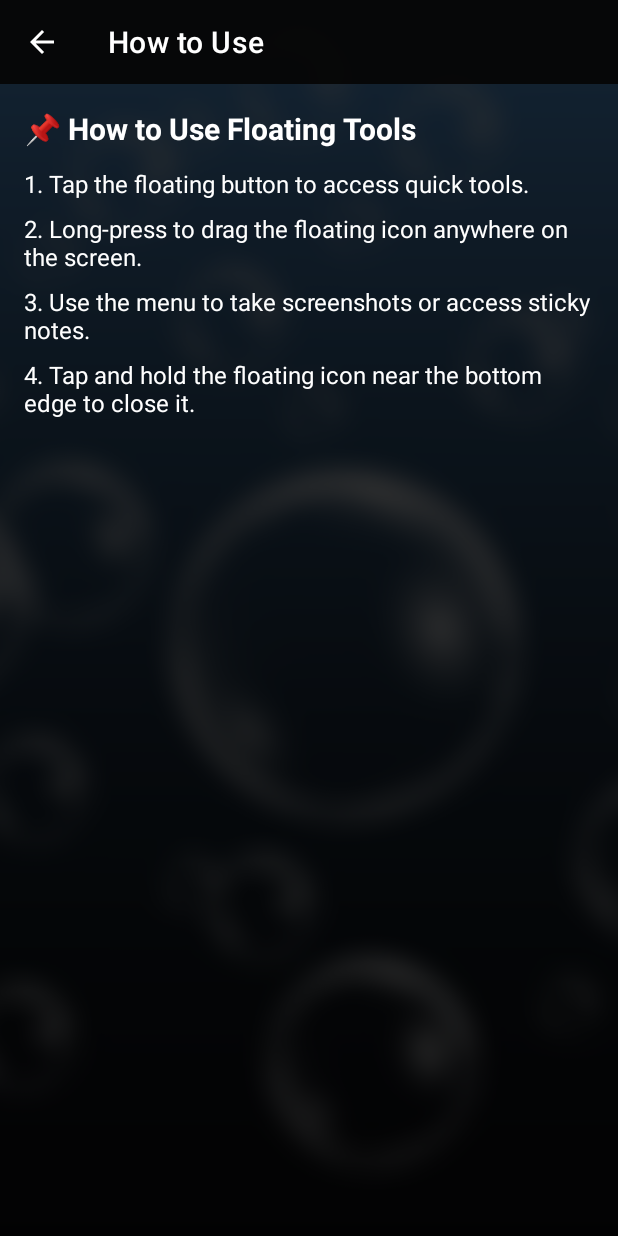
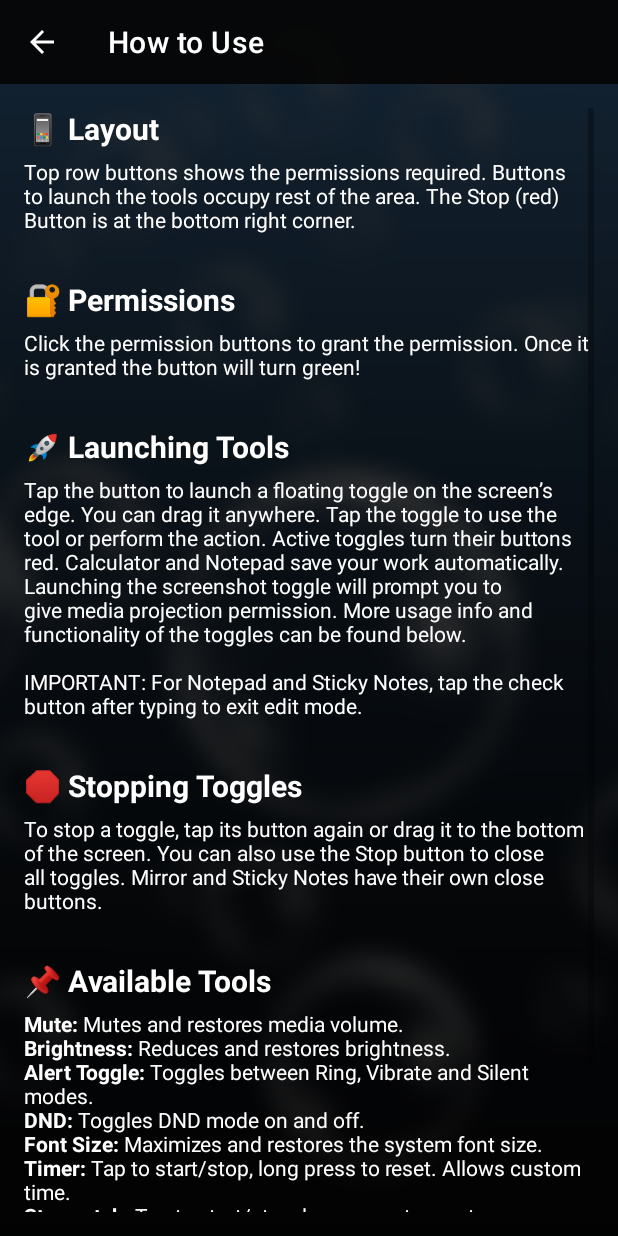
Before and after one commit to mangesh-sakordekar/Floating-Mute, an Android app: the HowToUseActivity screen opened directly, with no data from a screen before it, on a phone screen of 412 x 824 dp. Run offline under Robolectric (Android 15) with nearby library versions, the phone set to English and light mode, and no system bars.

Commit message:
Added instructions in how to use activity. Fixed bug for mute toggle.

```diff
--- a/app/src/main/java/com/example/floatingmute/FloatingButtonService.kt
+++ b/app/src/main/java/com/example/floatingmute/FloatingButtonService.kt
@@ -49,6 +49,11 @@ class FloatingButtonService : Service() {
 
         val button = floatingView!!.findViewById<ImageButton>(R.id.muteButton)
         button.alpha = 0.3f
+        previousVolume = audioManager.getStreamMaxVolume(AudioManager.STREAM_MUSIC)
+        if(audioManager.getStreamVolume(AudioManager.STREAM_MUSIC) == 0){
+            isMuted = true
+            button.setImageResource(R.drawable.ic_mute)
+        }
         enableDragAndSnap(button, params)
 
         startForegroundService()
--- a/app/src/main/java/com/example/floatingmute/HowToUseActivity.kt
+++ b/app/src/main/java/com/example/floatingmute/HowToUseActivity.kt
@@ -1,6 +1,8 @@
 package com.example.floatingtools
 
 import android.os.Bundle
+import android.text.Html
+import androidx.core.text.HtmlCompat
 import androidx.appcompat.app.AppCompatActivity
 import com.example.floatingtools.databinding.ActivityHowToUseBinding
 
@@ -24,5 +26,13 @@ class HowToUseActivity : AppCompatActivity() {
         }
 
         // You can also dynamically set the text here if needed
+
+        val txt_launch_guide = getString(R.string.how_to_use_launching)
+        val launching_text  = HtmlCompat.fromHtml(txt_launch_guide, HtmlCompat.FROM_HTML_MODE_LEGACY)
+        binding.txtHTULaunch.text = launching_text
+
+        val txt_tools_guide = getString(R.string.how_to_use_tools)
+        val tools_text  = HtmlCompat.fromHtml(txt_tools_guide, HtmlCompat.FROM_HTML_MODE_LEGACY)
+        binding.txtHTUTools.text = tools_text
     }
 }
--- a/app/src/main/res/layout/activity_how_to_use.xml
+++ b/app/src/main/res/layout/activity_how_to_use.xml
@@ -50,42 +50,87 @@
             <TextView
                 android:layout_width="match_parent"
                 android:layout_height="wrap_content"
-                android:text="📌 How to Use Floating Tools"
+                android:text="📱 Layout"
                 android:textSize="20sp"
                 android:textStyle="bold"
-                android:paddingBottom="12dp"
+                android:paddingBottom="5dp"
                 android:textColor="@color/white"/>
 
             <TextView
                 android:layout_width="match_parent"
                 android:layout_height="wrap_content"
-                android:text="1. Tap the floating button to access quick tools."
-                android:textSize="16sp"
-                android:paddingBottom="8dp"
+                android:text="@string/how_to_use_layout"
+                android:textSize="14sp"
+                android:paddingBottom="30dp"
                 android:textColor="@color/white"/>
 
             <TextView
                 android:layout_width="match_parent"
                 android:layout_height="wrap_content"
-                android:text="2. Long-press to drag the floating icon anywhere on the screen."
-                android:textSize="16sp"
-                android:paddingBottom="8dp"
+                android:text="🔐 Permissions️"
+                android:textSize="20sp"
+                android:textStyle="bold"
+                android:paddingBottom="5dp"
                 android:textColor="@color/white"/>
 
             <TextView
                 android:layout_width="match_parent"
                 android:layout_height="wrap_content"
-                android:text="3. Use the menu to take screenshots or access sticky notes."
-                android:textSize="16sp"
-                android:paddingBottom="8dp"
+                android:text="@string/how_to_use_permissions"
+                android:textSize="14sp"
+                android:paddingBottom="30dp"
                 android:textColor="@color/white"/>
 
             <TextView
                 android:layout_width="match_parent"
                 android:layout_height="wrap_content"
-                android:text="4. Tap and hold the floating icon near the bottom edge to close it."
-                android:textSize="16sp"
+                android:text="🚀 Launching Tools"
+                android:textSize="20sp"
+                android:textStyle="bold"
+                android:paddingBottom="5dp"
                 android:textColor="@color/white"/>
+
+            <TextView
+                android:id="@+id/txtHTULaunch"
+                android:layout_width="match_parent"
+                android:layout_height="wrap_content"
+                android:textSize="14sp"
+                android:textColor="@color/white"
+                android:paddingBottom="30dp"/>
+
+            <TextView
+                android:layout_width="match_parent"
+                android:layout_height="wrap_content"
+                android:text="🛑 Stopping Toggles"
+                android:textSize="20sp"
+                android:textStyle="bold"
+                android:paddingBottom="5dp"
+                android:textColor="@color/white"/>
+
+            <TextView
+                android:layout_width="match_parent"
+                android:layout_height="wrap_content"
+                android:text="@string/how_to_use_stop"
+                android:textSize="14sp"
+                android:textColor="@color/white"
+                android:paddingBottom="30dp"/>
+
+            <TextView
+                android:layout_width="match_parent"
+                android:layout_height="wrap_content"
+                android:text="📌 Available Tools"
+                android:textSize="20sp"
+                android:textStyle="bold"
+                android:paddingBottom="5dp"
+                android:textColor="@color/white"/>
+
+            <TextView
+                android:id="@+id/txtHTUTools"
+                android:layout_width="match_parent"
+                android:layout_height="wrap_content"
+                android:textSize="14sp"
+                android:textColor="@color/white"
+                android:paddingBottom="10dp"/>
 
         </LinearLayout>
     </ScrollView>
--- a/app/src/main/res/layout/floating_button.xml
+++ b/app/src/main/res/layout/floating_button.xml
@@ -11,6 +11,6 @@
         android:contentDescription="Mute Button"
         android:scaleType="fitCenter"
         android:adjustViewBounds="true"
-        android:src="@drawable/ic_mute"
+        android:src="@drawable/ic_unmute"
         android:padding="10dp" />
 </FrameLayout>
--- a/app/src/main/res/values/strings.xml
+++ b/app/src/main/res/values/strings.xml
@@ -2,4 +2,44 @@
     <string name="app_name">Floating Tools</string>
     <string name="stop">Stop</string>
     <string name="start">Start</string>
+    <string name="how_to_use_layout">
+        Top row buttons shows the permissions required. Buttons to launch the tools occupy rest of
+        the area. The Stop (red) Button is at the bottom right corner.
+    </string>
+    <string name="how_to_use_permissions">
+        Click the permission buttons to grant the permission. Once it is granted the
+        button will turn green!
+    </string>
+    <string name="how_to_use_launching">
+        <![CDATA[
+        Tap the button to launch a floating toggle on the screen’s edge. You can drag it anywhere.
+        Tap the toggle to use the tool or perform the action. Active toggles turn their buttons red.
+        Calculator and Notepad save your work automatically. Launching the screenshot toggle will prompt
+        you to give media projection permission. More usage info and functionality of the toggles can
+        be found below.<br/><br/>
+        IMPORTANT: For Notepad and Sticky Notes, tap the check button after typing to exit edit mode.
+        ]]>
+    </string>
+    <string name="how_to_use_stop">
+        To stop a toggle, tap its button again or drag it to the bottom of the screen. You can also
+        use the Stop button to close all toggles. Mirror and Sticky Notes have their own close buttons.
+    </string>
+
+    <string name="how_to_use_tools">
+        <![CDATA[
+        <b>Mute:</b> Mutes and restores media volume.<br/>
+        <b>Brightness:</b> Reduces and restores brightness.<br/>
+        <b>Alert Toggle:</b> Toggles between Ring, Vibrate and Silent modes.<br/>
+        <b>DND:</b> Toggles DND mode on and off.<br/>
+        <b>Font Size:</b> Maximizes and restores the system font size.<br/>
+        <b>Timer:</b> Tap to start/stop, long press to reset. Allows custom time.<br/>
+        <b>Stopwatch:</b> Tap to start/stop, long press to reset.<br/>
+        <b>Screen On:</b> Prevents screen from dimming when active.<br/>
+        <b>Mirror:</b> Uses front camera to feed to function as a mirror.<br/>
+        <b>Flashlight:</b> Turns phone flashlight on and off.<br/>
+        <b>Calculator:</b> Opens and closes a basic floating calculator.<br/>
+        <b>Notepad:</b> Opens and closes floating notepad.<br/>
+        <b>Sticky Notes:</b> Launches new sticky note to the screen.<br/>
+        <b>Screenshot:</b> Takes a screenshot.]]>
+    </string>
 </resources>
```
